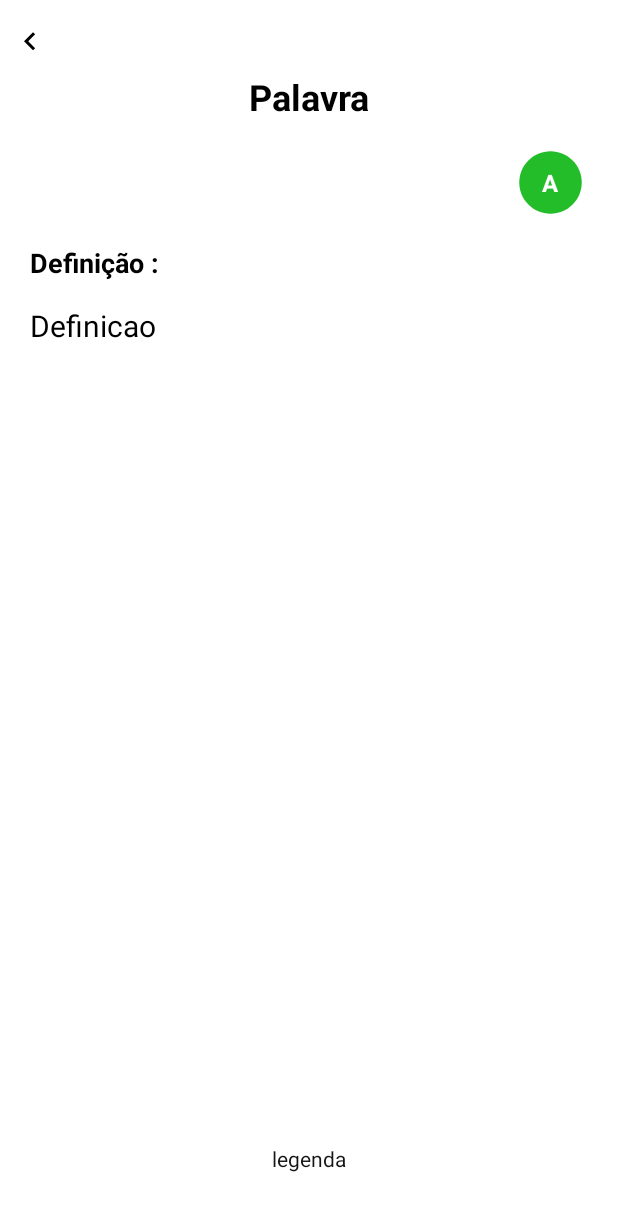
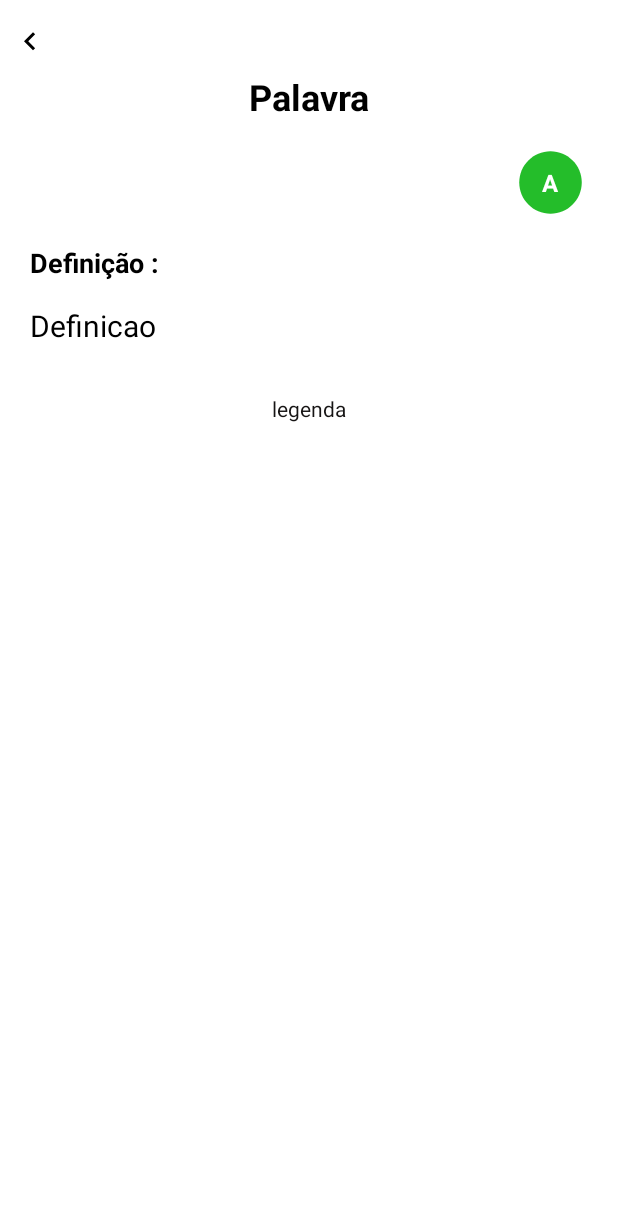
Before and after one commit to amarildofernandes/RappDicionario, an Android app: the fragment DescricaoPalavraFragment placed in its activity, on a phone screen of 412 x 824 dp. Shown: the top 1211 px of the screen. Run offline under Robolectric (Android 15) with nearby library versions, the phone set to English and light mode, and no system bars; our stand-ins replace Room's generated code.

```diff
--- a/app/src/main/res/layout/fragment_descricao_palavra.xml
+++ b/app/src/main/res/layout/fragment_descricao_palavra.xml
@@ -17,7 +17,7 @@
         android:layout_width="0dp"
         android:layout_height="19dp"
         android:layout_marginTop="16dp"
-        android:layout_marginBottom="16dp"
+        android:layout_marginBottom="8dp"
         android:text="legenda"
         android:textAlignment="center"
         android:textAppearance="@style/TextAppearance.AppCompat.Medium"
@@ -116,12 +116,12 @@
     <androidx.recyclerview.widget.RecyclerView
         android:id="@+id/recyclerView_imagens"
         android:layout_width="0dp"
-        android:layout_height="500dp"
+        android:layout_height="wrap_content"
         android:layout_marginTop="16dp"
-        app:layout_goneMarginTop="0dp"
         app:layout_constraintEnd_toStartOf="@+id/guidelineDireita"
         app:layout_constraintStart_toStartOf="@+id/guidelineEsquerda"
-        app:layout_constraintTop_toBottomOf="@+id/descricao_txt" />
+        app:layout_constraintTop_toBottomOf="@+id/descricao_txt"
+        app:layout_goneMarginTop="0dp" />
 
 </androidx.constraintlayout.widget.ConstraintLayout>
 
```
